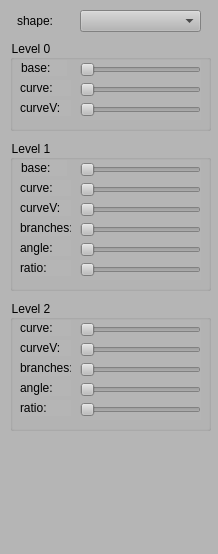
Before: the Qt Designer form PMTree2D/ControlWidget.ui in gnishida/PMTree2D, drawn with Qt 5.
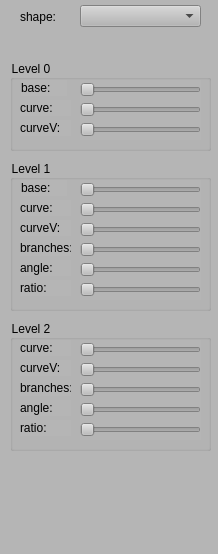
After: the same form once the commit is applied.

```diff
--- a/PMTree2D/ControlWidget.ui
+++ b/PMTree2D/ControlWidget.ui
@@ -24,7 +24,7 @@
     <property name="geometry">
      <rect>
       <x>10</x>
-      <y>40</y>
+      <y>60</y>
       <width>201</width>
       <height>91</height>
      </rect>
@@ -115,7 +115,7 @@
     <property name="geometry">
      <rect>
       <x>10</x>
-      <y>140</y>
+      <y>160</y>
       <width>201</width>
       <height>151</height>
      </rect>
@@ -284,7 +284,7 @@
     <property name="geometry">
      <rect>
       <x>10</x>
-      <y>300</y>
+      <y>320</y>
       <width>201</width>
       <height>131</height>
      </rect>
@@ -427,7 +427,7 @@
     <property name="geometry">
      <rect>
       <x>80</x>
-      <y>10</y>
+      <y>5</y>
       <width>121</width>
       <height>22</height>
      </rect>
@@ -436,10 +436,10 @@
    <widget class="QLabel" name="label_2">
     <property name="geometry">
      <rect>
-      <x>17</x>
-      <y>14</y>
+      <x>20</x>
+      <y>9</y>
       <width>46</width>
-      <height>13</height>
+      <height>16</height>
      </rect>
     </property>
     <property name="text">
```
